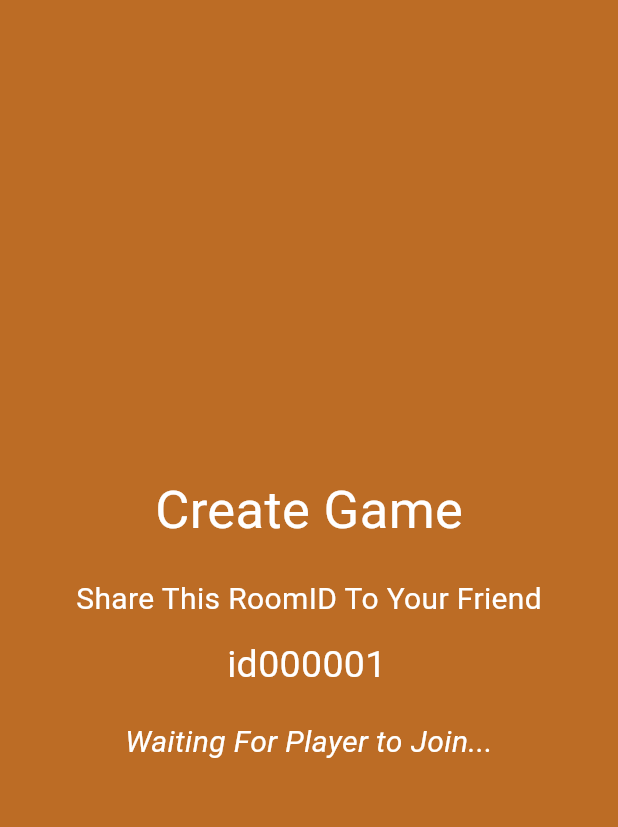
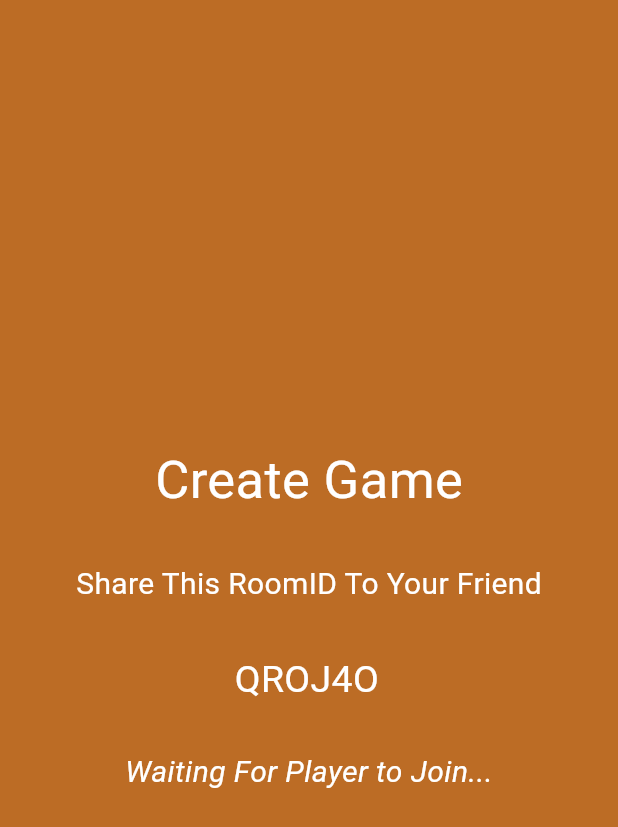
Before and after one commit to Dozie-dev/Tic-Tac-Toe-Game, a Flutter app: the GameLobby screen opened directly, after a tap on "Create Game", on a phone screen of 412 x 824 dp. Shown: the top 827 px of the screen. Run offline on Flutter 3.47's test engine with Material 3 defaults, Android fonts, the phone set to English and light mode, and no system bars; our stand-ins replace audioplayers, cloud_firestore, firebase_auth, firebase_core, google_fonts; accounts and stored records are empty; Roboto replaces fonts that are missing (Coiny).

Commit message:
chore: finished the host and join game logic

```diff
--- a/tictactoe/lib/pages/firestore_services/game_service.dart
+++ b/tictactoe/lib/pages/firestore_services/game_service.dart
@@ -1,8 +1,15 @@
 import 'package:cloud_firestore/cloud_firestore.dart';
 import 'package:flutter/material.dart';
 import 'package:logging/logging.dart';
+import 'dart:math';
 
 final _logger = Logger('GameService');
+
+String generateRoomId({int length = 6}) {
+  const chars = 'ABCDEFGHIJKLMNOPQRSTUVWXYZ0123456789';
+  final rand = Random.secure();
+  return List.generate(length, (_) => chars[rand.nextInt(chars.length)]).join();
+}
 
 class GameService {
   final FirebaseFirestore _firestore = FirebaseFirestore.instance;
@@ -10,8 +17,9 @@ class GameService {
   // Game Logic
   Future<String> createGame(String hostId) async {
     try {
-      final docRef = _firestore.collection('games').doc(); // Auto-generates ID
-      final roomId = docRef.id;
+      final roomId = generateRoomId();
+      final docRef = _firestore.collection('games').doc(roomId); // Auto-generates ID
+
 
       await docRef.set({
         'roomId': roomId,
--- a/tictactoe/lib/pages/game_auth/create_game.dart
+++ b/tictactoe/lib/pages/game_auth/create_game.dart
@@ -102,7 +102,7 @@ class _CreateGameState extends State<CreateGame> {
                             ),
                           ),
                         ),
-                        SizedBox(height: 20),
+                        SizedBox(height: 30),
 
                         Text(
                           'Share This RoomID To Your Friend',
@@ -113,7 +113,7 @@ class _CreateGameState extends State<CreateGame> {
                             ),
                           ),
                         ),
-                        SizedBox(height: 10),
+                        SizedBox(height: 30),
 
                         SelectableText(
                           roomId!,
@@ -124,7 +124,7 @@ class _CreateGameState extends State<CreateGame> {
                             ),
                           ),
                         ),
-                        SizedBox(height: 20),
+                        SizedBox(height: 30),
 
                         Text(
                           'Waiting For Player to Join...',
```
